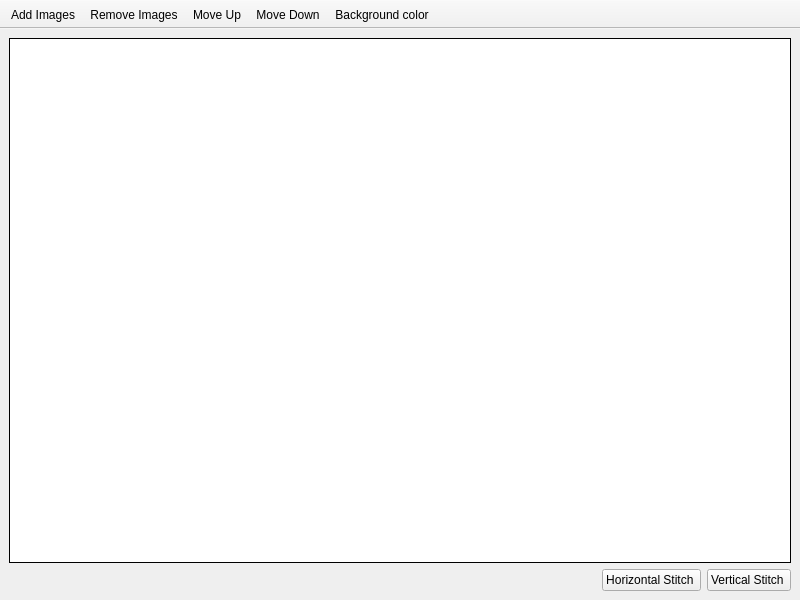
This is Src/quickstitchwindow.ui in Vivx701/QuickStitch as Qt 5 draws it before an edit. The edited form follows.
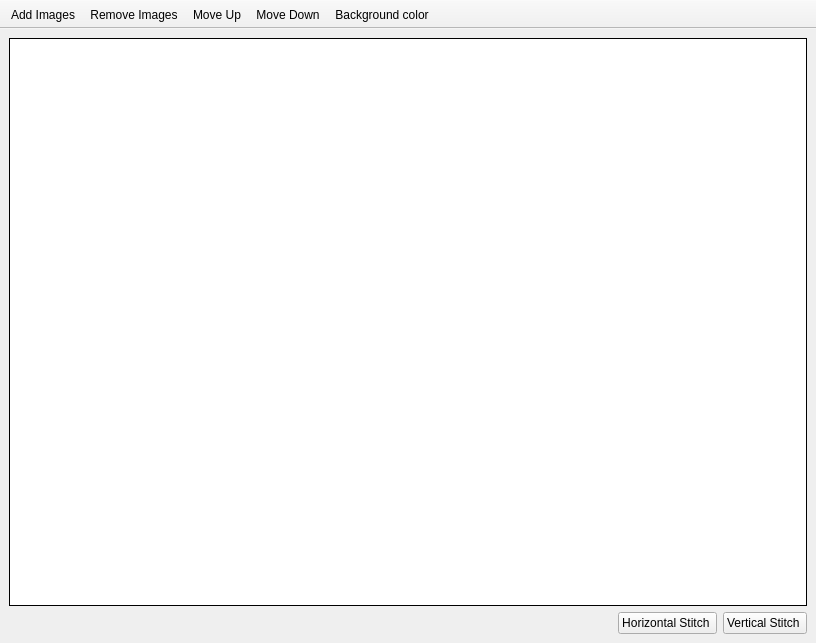
This is the edited form.

Patch:
```diff
--- a/Src/quickstitchwindow.ui
+++ b/Src/quickstitchwindow.ui
@@ -6,10 +6,16 @@
    <rect>
     <x>0</x>
     <y>0</y>
-    <width>800</width>
-    <height>600</height>
+    <width>816</width>
+    <height>643</height>
    </rect>
   </property>
+  <property name="minimumSize">
+   <size>
+    <width>816</width>
+    <height>643</height>
+   </size>
+  </property>
   <property name="contextMenuPolicy">
    <enum>Qt::NoContextMenu</enum>
   </property>
```
